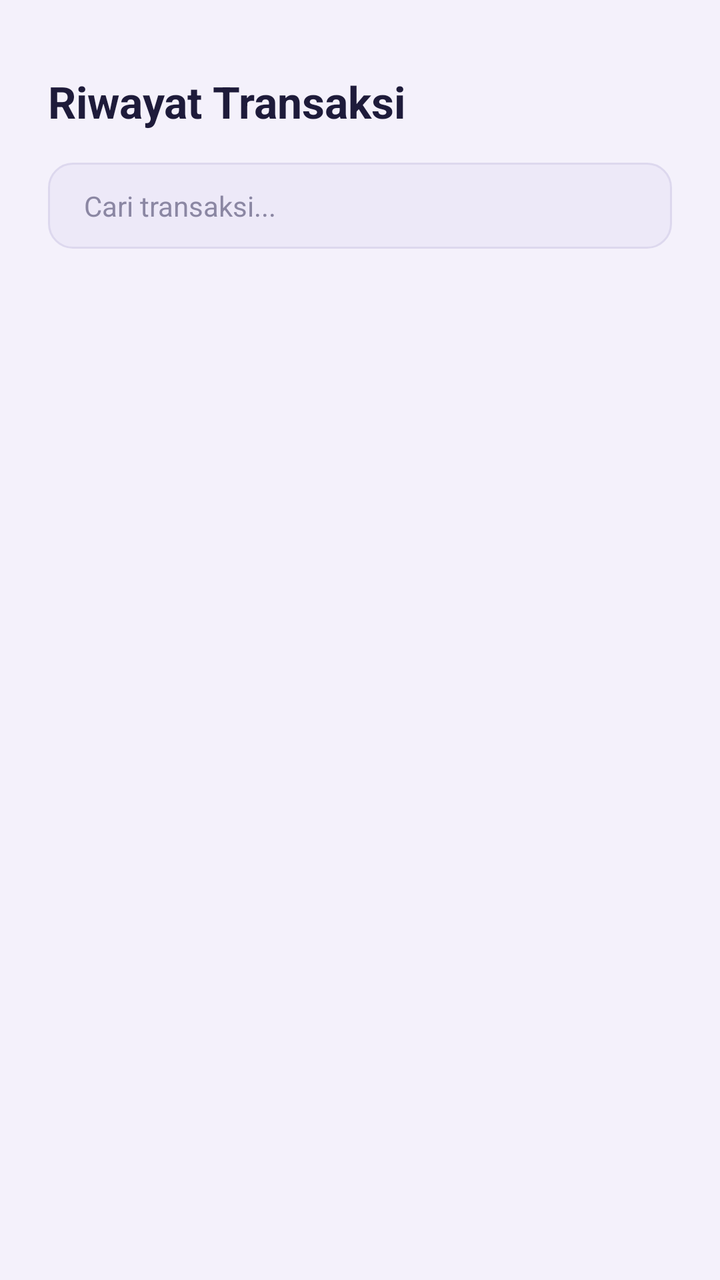
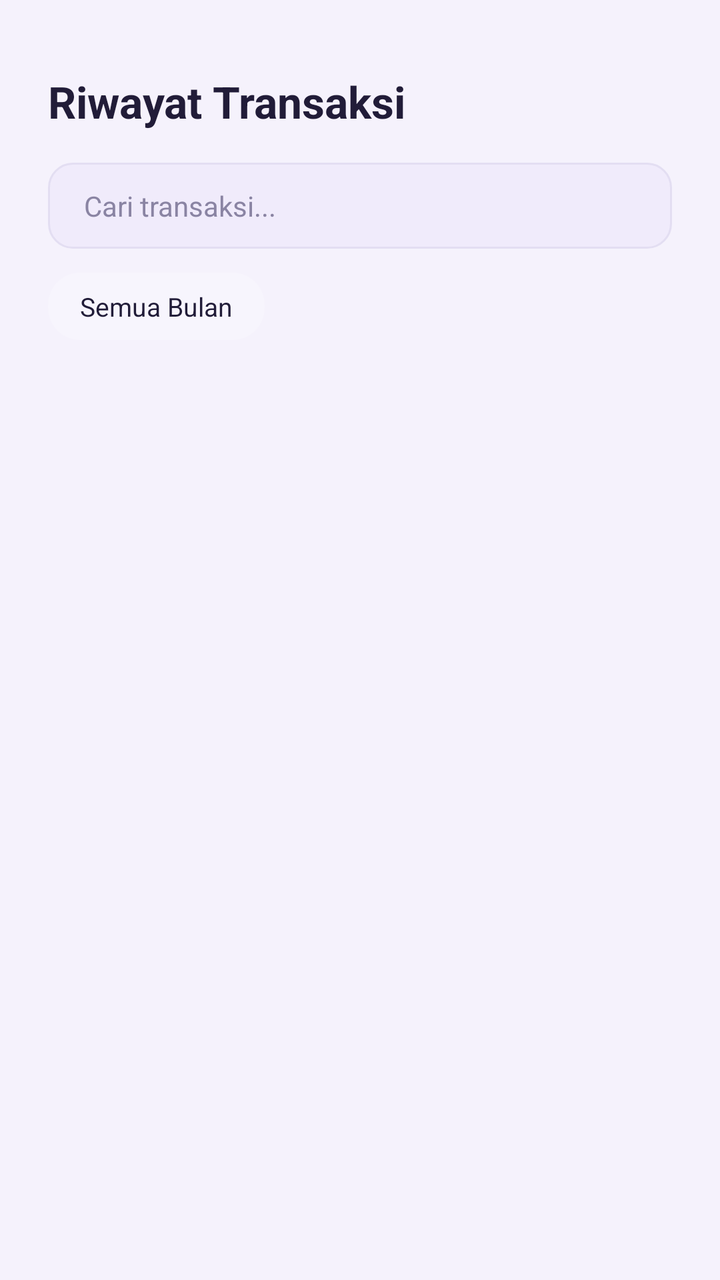

Screens rendered from an Android XML layout before and after an edit, with the pre-edit source and the edit as a unified diff.
<!-- AndroidManifest.xml: application theme Theme.Keuangan -->
<!-- res/layout/fragment_riwayat.xml -->
<?xml version="1.0" encoding="utf-8"?>
<FrameLayout xmlns:android="http://schemas.android.com/apk/res/android"
    android:layout_width="match_parent"
    android:layout_height="match_parent"
    android:background="?android:attr/colorBackground">

    <androidx.core.widget.NestedScrollView
        android:layout_width="match_parent"
        android:layout_height="match_parent"
        android:clipToPadding="false"
        android:fillViewport="true"
        android:paddingBottom="160dp">

        <LinearLayout
            android:layout_width="match_parent"
            android:layout_height="wrap_content"
            android:orientation="vertical"
            android:paddingHorizontal="24dp"
            android:paddingTop="36dp">

            <TextView
                android:layout_width="wrap_content"
                android:layout_height="wrap_content"
                android:text="Riwayat Transaksi"
                android:textColor="@color/brand_text_primary"
                android:textSize="22sp"
                android:textStyle="bold" />

            <EditText
                android:id="@+id/etSearch"
                android:layout_width="match_parent"
                android:layout_height="wrap_content"
                android:layout_marginTop="16dp"
                android:background="@drawable/bg_input_pill"
                android:drawablePadding="10dp"
                android:hint="Cari transaksi..."
                android:imeOptions="actionSearch"
                android:inputType="text"
                android:paddingHorizontal="18dp"
                android:paddingVertical="12dp"
                android:textColor="@color/brand_text_primary"
                android:textColorHint="@color/brand_text_secondary"
                android:textSize="14sp" />

            <Spinner
                android:id="@+id/spinnerMonth"
                android:layout_width="match_parent"
                android:layout_height="wrap_content"
                android:layout_marginTop="12dp"
                android:background="@drawable/bg_input_pill"
                android:paddingHorizontal="8dp" />

            <LinearLayout
                android:id="@+id/historyList"
                android:layout_width="match_parent"
                android:layout_height="wrap_content"
                android:layout_marginTop="16dp"
                android:animateLayoutChanges="true"
                android:orientation="vertical" />

            <TextView
                android:id="@+id/emptyHistory"
                android:layout_width="match_parent"
                android:layout_height="wrap_content"
                android:layout_marginTop="40dp"
                android:gravity="center"
                android:text="Tidak ada transaksi"
                android:textColor="@color/brand_text_secondary"
                android:textSize="14sp"
                android:visibility="gone" />
        </LinearLayout>
    </androidx.core.widget.NestedScrollView>
</FrameLayout>
<!-- resources referenced by this layout -->
<resources>
  <color name="brand_text_primary">#1E1B3A</color>
  <color name="brand_text_secondary">#8B87A3</color>
  <!-- drawable bg_input_pill (drawable) -->
  <?xml version="1.0" encoding="utf-8"?>
  <shape xmlns:android="http://schemas.android.com/apk/res/android"
      android:shape="rectangle">
      <corners android:radius="12dp" />
      <solid android:color="@color/brand_input_pill" />
      <stroke android:width="1dp" android:color="@color/brand_outline" />
  </shape>
  <style name="Theme.Keuangan" parent="Theme.Material3.DayNight.NoActionBar">
          <item name="colorPrimary">@color/md_theme_light_primary</item>
          <item name="colorOnPrimary">@color/md_theme_light_onPrimary</item>
          <item name="colorPrimaryContainer">@color/md_theme_light_primaryContainer</item>
          <item name="colorOnPrimaryContainer">@color/md_theme_light_onPrimaryContainer</item>
          <item name="colorTertiary">@color/md_theme_light_tertiary</item>
          <item name="colorOnTertiary">#FFFFFF</item>
          <item name="colorTertiaryContainer">@color/md_theme_light_tertiaryContainer</item>
          <item name="colorOnTertiaryContainer">@color/md_theme_light_onTertiaryContainer</item>
          <item name="android:colorBackground">@color/md_theme_light_background</item>
          <item name="colorSurface">@color/md_theme_light_surface</item>
          <item name="colorOnSurface">@color/md_theme_light_onSurface</item>
          <item name="colorSurfaceContainer">@color/md_theme_light_surfaceContainer</item>
          <item name="colorOnSurfaceVariant">#49454E</item>
          <item name="colorOutline">#79747E</item>
          <item name="android:statusBarColor">@color/md_theme_light_background</item>
          <item name="android:windowLightStatusBar">true</item>
      </style>
  <color name="brand_input_pill">#EDE9F8</color>
  <color name="brand_outline">#DDD8EE</color>
  <color name="md_theme_light_primary">#6C4FD8</color>
  <color name="md_theme_light_onPrimary">#FFFFFF</color>
  <color name="md_theme_light_primaryContainer">#E9E4FF</color>
  <color name="md_theme_light_onPrimaryContainer">#2B1B6E</color>
  <color name="md_theme_light_tertiary">#8B5CF6</color>
  <color name="md_theme_light_tertiaryContainer">#FBBF24</color>
  <color name="md_theme_light_onTertiaryContainer">#4A3200</color>
  <color name="md_theme_light_background">#F4F1FB</color>
  <color name="md_theme_light_surface">#FFFFFF</color>
  <color name="md_theme_light_onSurface">#1E1B3A</color>
  <color name="md_theme_light_surfaceContainer">#EDE9F8</color>
</resources>

<!-- the commit's change to res/layout/fragment_riwayat.xml (unified diff, before → after) -->
@@ -42,13 +42,27 @@
                 android:textColorHint="@color/brand_text_secondary"
                 android:textSize="14sp" />
 
+            
+            <TextView
+                android:id="@+id/tvFilterMonth"
+                android:layout_width="wrap_content"
+                android:layout_height="wrap_content"
+                android:layout_marginTop="12dp"
+                android:background="@drawable/bg_pill"
+                android:paddingHorizontal="16dp"
+                android:paddingVertical="8dp"
+                android:text="Semua Bulan"
+                android:textColor="@color/brand_text_primary"
+                android:textSize="13sp" />
+
             <Spinner
                 android:id="@+id/spinnerMonth"
                 android:layout_width="match_parent"
                 android:layout_height="wrap_content"
                 android:layout_marginTop="12dp"
                 android:background="@drawable/bg_input_pill"
-                android:paddingHorizontal="8dp" />
+                android:paddingHorizontal="8dp"
+                android:visibility="gone" />
 
             <LinearLayout
                 android:id="@+id/historyList"
<!-- resource entries referenced after the edit -->
@@ -1,7 +1,7 @@
 <!-- resources referenced by this layout -->
 <resources>
-  <color name="brand_text_primary">#1E1B3A</color>
-  <color name="brand_text_secondary">#8B87A3</color>
+  <color name="brand_text_primary">#211C38</color>
+  <color name="brand_text_secondary">#8A84A3</color>
   <!-- drawable bg_input_pill (drawable) -->
   <?xml version="1.0" encoding="utf-8"?>
   <shape xmlns:android="http://schemas.android.com/apk/res/android"
@@ -9,6 +9,13 @@
       <corners android:radius="12dp" />
       <solid android:color="@color/brand_input_pill" />
       <stroke android:width="1dp" android:color="@color/brand_outline" />
+  </shape>
+  <!-- drawable bg_pill (drawable) -->
+  <?xml version="1.0" encoding="utf-8"?>
+  <shape xmlns:android="http://schemas.android.com/apk/res/android"
+      android:shape="rectangle">
+      <corners android:radius="16dp" />
+      <solid android:color="#33FFFFFF" />
   </shape>
   <style name="Theme.Keuangan" parent="Theme.Material3.DayNight.NoActionBar">
           <item name="colorPrimary">@color/md_theme_light_primary</item>
@@ -28,18 +35,18 @@
           <item name="android:statusBarColor">@color/md_theme_light_background</item>
           <item name="android:windowLightStatusBar">true</item>
       </style>
-  <color name="brand_input_pill">#EDE9F8</color>
-  <color name="brand_outline">#DDD8EE</color>
-  <color name="md_theme_light_primary">#6C4FD8</color>
+  <color name="brand_input_pill">#F0EBFB</color>
+  <color name="brand_outline">#E3DEF2</color>
+  <color name="md_theme_light_primary">#7050D5</color>
   <color name="md_theme_light_onPrimary">#FFFFFF</color>
-  <color name="md_theme_light_primaryContainer">#E9E4FF</color>
+  <color name="md_theme_light_primaryContainer">#E7DEF9</color>
   <color name="md_theme_light_onPrimaryContainer">#2B1B6E</color>
   <color name="md_theme_light_tertiary">#8B5CF6</color>
-  <color name="md_theme_light_tertiaryContainer">#FBBF24</color>
+  <color name="md_theme_light_tertiaryContainer">#FFC928</color>
   <color name="md_theme_light_onTertiaryContainer">#4A3200</color>
-  <color name="md_theme_light_background">#F4F1FB</color>
+  <color name="md_theme_light_background">#F5F2FC</color>
   <color name="md_theme_light_surface">#FFFFFF</color>
-  <color name="md_theme_light_onSurface">#1E1B3A</color>
-  <color name="md_theme_light_surfaceContainer">#EDE9F8</color>
+  <color name="md_theme_light_onSurface">#211C38</color>
+  <color name="md_theme_light_surfaceContainer">#F0EBFB</color>
 </resources>
 
